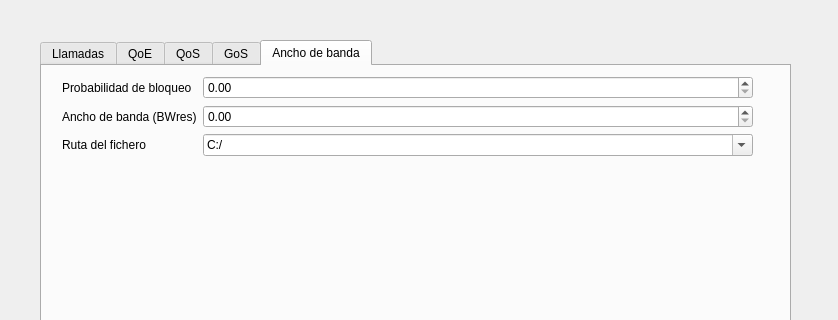
Old version of the form main_iu.ui in the repository joseluistejero/voipNetworkQoS; both pictures show x 0 to 838 and y 0 to 320 of the 838 by 772 pixel window.
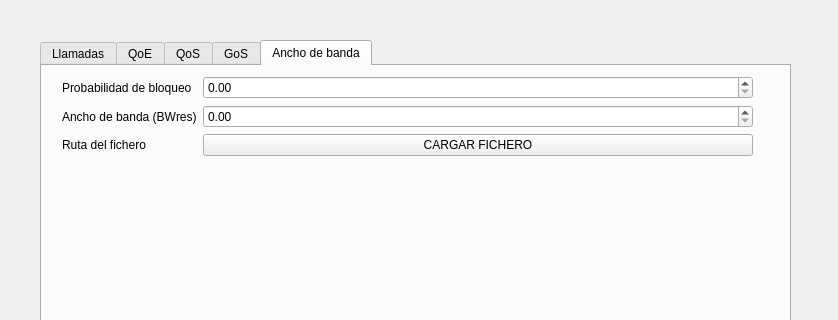
New version of the form.

Commit message: Añadida interfaz para cargar fichero

What changed in the file:
```diff
--- a/main_iu.ui
+++ b/main_iu.ui
@@ -440,7 +440,7 @@
         <x>20</x>
         <y>10</y>
         <width>691</width>
-        <height>224</height>
+        <height>131</height>
        </rect>
       </property>
       <layout class="QFormLayout" name="formLayout_3">
@@ -498,9 +498,19 @@
         </widget>
        </item>
        <item row="2" column="1">
-        <widget class="QFontComboBox" name="ruta">
-         <property name="currentText">
-          <string>C:/</string>
+        <widget class="QPushButton" name="CargarFichero">
+         <property name="enabled">
+          <bool>true</bool>
+         </property>
+         <property name="text">
+          <string>CARGAR FICHERO</string>
+         </property>
+        </widget>
+       </item>
+       <item row="3" column="1">
+        <widget class="QLabel" name="rutaFicheroLabel">
+         <property name="text">
+          <string/>
          </property>
         </widget>
        </item>
```
Left out of the diff: 2 changed lines with no effect on the pictures. The commit also changes 2 other files.
